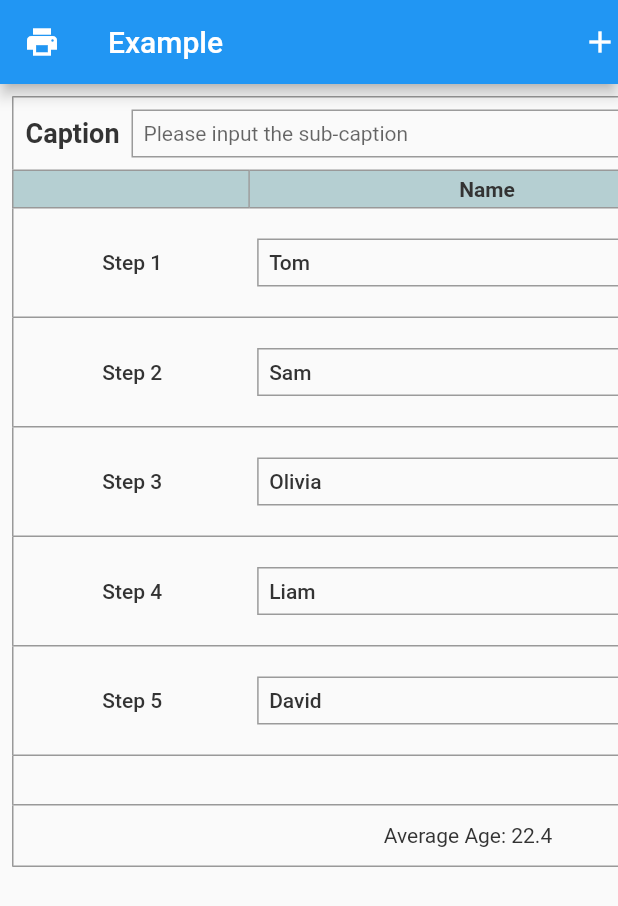
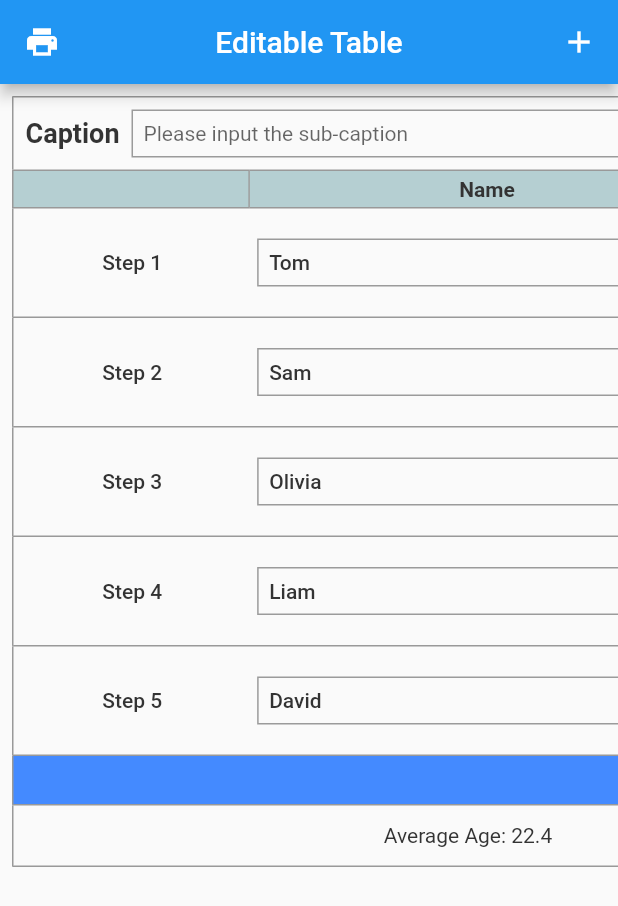
Before and after one commit to lianfanghua/flutter_editable_table, a Flutter app: the screen it shows after launch, on a phone screen of 412 x 824 dp. Shown: the top 906 px of the screen. Run offline on Flutter 3.47's test engine with Material 2 defaults, Android fonts, the phone set to English and light mode, and no system bars; our stand-ins replace flutter_datetime_picker.

Commit message:
feat: add customize icon feature

```diff
--- a/example/lib/main.dart
+++ b/example/lib/main.dart
@@ -21,7 +21,7 @@ class MyApp extends StatelessWidget {
       theme: ThemeData(
         primarySwatch: Colors.blue,
       ),
-      home: MyHomePage(title: 'Example'),
+      home: MyHomePage(title: 'Editable Table'),
     );
   }
 }
@@ -196,11 +196,11 @@ class _MyHomePageState extends State<MyHomePage> {
       }
     ],
     "rows": [
-      {"id": 0, "name": "Tom", "age": 18, "desc": "I'm Tom, Tom, Tom", "salary": 1000.5, "married": false, "d_o_m": null, "l_s_t": "2021-10-02 14:30:50"},
-      {"id": 1, "name": "Sam", "age": 20, "desc": null, "salary": 1234.5, "married": false, "d_o_m": null, "l_s_t": "2021-06-23 11:28:00"},
-      {"id": 2, "name": "Olivia", "age": 25, "desc": null, "salary": 2500.0, "married": true, "d_o_m": "2020-10-01", "l_s_t": "2021-01-08 20:20:00"},
-      {"id": 3, "name": "Liam", "age": 23, "desc": null, "salary": 3000.0, "married": true, "d_o_m": "2018-08-01", "l_s_t": "2021-11-11 18:10:20"},
-      {"id": 4, "name": "David", "age": 26, "desc": null, "salary": 2300.0, "married": true, "d_o_m": "2019-03-05", "l_s_t": "2021-12-08 21:30:50"},
+      {"id": 0, "name": "Tom", "age": 18, "desc": "I'm Tom, Tom, Tom", "salary": 1000.5, "married": false, "d_o_m": null, "l_s_t": "2021-10-02 14:30"},
+      {"id": 1, "name": "Sam", "age": 20, "desc": null, "salary": 1234.5, "married": false, "d_o_m": null, "l_s_t": "2021-06-23 11:28"},
+      {"id": 2, "name": "Olivia", "age": 25, "desc": null, "salary": 2500.0, "married": true, "d_o_m": "2020-10-01", "l_s_t": "2021-01-08 20:20"},
+      {"id": 3, "name": "Liam", "age": 23, "desc": null, "salary": 3000.0, "married": true, "d_o_m": "2018-08-01", "l_s_t": "2021-11-11 18:10"},
+      {"id": 4, "name": "David", "age": 26, "desc": null, "salary": 2300.0, "married": true, "d_o_m": "2019-03-05", "l_s_t": "2021-12-08 21:30"},
     ],
     "footer": {
       "layout_direction": "row",
@@ -241,6 +241,7 @@ class _MyHomePageState extends State<MyHomePage> {
           },
         ),
         title: Text(widget.title),
+        centerTitle: true,
         actions: [
           GestureDetector(
             behavior: HitTestBehavior.opaque,
@@ -249,7 +250,8 @@ class _MyHomePageState extends State<MyHomePage> {
               _editableTableKey.currentState?.addRow();
             },
             child: Icon(Icons.add),
-          )
+          ),
+          SizedBox(width: 14.0),
         ],
       ),
       body: SingleChildScrollView(
@@ -265,6 +267,17 @@ class _MyHomePageState extends State<MyHomePage> {
           headerBorder: Border.all(color: Color(0xFF999999)),
           rowBorder: Border.all(color: Color(0xFF999999)),
           footerBorder: Border.all(color: Color(0xFF999999)),
+          removeRowIcon: Icon(
+            Icons.remove_circle_outline,
+            size: 24.0,
+            color: Colors.redAccent,
+          ),
+          addRowIcon: Icon(
+            Icons.add_circle_outline,
+            size: 24.0,
+            color: Colors.white,
+          ),
+          addRowIconContainerBackgroundColor: Colors.blueAccent,
           onRowRemoved: (row) {
             print('row removed: ${row.toString()}');
           },
--- a/lib/flutter_editable_table.dart
+++ b/lib/flutter_editable_table.dart
@@ -34,6 +34,14 @@ class EditableTable extends StatefulWidget {
     this.cellInputDecorationContentPadding,
     this.cellInputDecorationBorder,
     this.cellInputDecorationFocusBorder,
+    this.removeRowIcon,
+    this.removeRowIconPadding,
+    this.removeRowIconAlignment,
+    this.removeRowIconContainerBackgroundColor,
+    this.addRowIcon,
+    this.addRowIconPadding,
+    this.addRowIconAlignment,
+    this.addRowIconContainerBackgroundColor,
     this.footerBorder,
     this.footerPadding,
     this.footerTextStyle,
@@ -70,6 +78,16 @@ class EditableTable extends StatefulWidget {
   final EdgeInsetsGeometry? cellInputDecorationContentPadding;
   final InputBorder? cellInputDecorationBorder;
   final InputBorder? cellInputDecorationFocusBorder;
+  final Widget? removeRowIcon;
+  final EdgeInsetsGeometry? removeRowIconPadding;
+  final Alignment? removeRowIconAlignment;
+  final Color? removeRowIconContainerBackgroundColor;
+
+  /// Operation Row Config
+  final Widget? addRowIcon;
+  final EdgeInsetsGeometry? addRowIconPadding;
+  final Alignment? addRowIconAlignment;
+  final Color? addRowIconContainerBackgroundColor;
 
   /// Footer Config
   final Border? footerBorder;
@@ -80,7 +98,7 @@ class EditableTable extends StatefulWidget {
   final InputBorder? footerInputDecorationBorder;
   final InputBorder? footerInputDecorationFocusBorder;
 
-  /// Method
+  /// Callback
   final ValueChanged<RowEntity>? onRowRemoved;
   final VoidCallback? onRowAdded;
 
@@ -148,6 +166,10 @@ class EditableTableState extends State<EditableTable> {
                 cellInputDecorationContentPadding: widget.cellInputDecorationContentPadding,
                 cellInputDecorationBorder: widget.cellInputDecorationBorder,
                 cellInputDecorationFocusBorder: widget.cellInputDecorationFocusBorder,
+                removeRowIcon: widget.removeRowIcon,
+                removeRowIconPadding: widget.removeRowIconPadding,
+                removeRowIconAlignment: widget.removeRowIconAlignment,
+                removeRowIconContainerBackgroundColor: widget.removeRowIconContainerBackgroundColor,
                 onRowRemoved: (RowEntity row) {
                   setState(() {
                     _tableEntity.rows.remove(row);
@@ -160,6 +182,10 @@ class EditableTableState extends State<EditableTable> {
               EditableTableOperationRow(
                 rowWidth: _tableWidth - (_tableEntity.removable ? 32.0 : 0.0),
                 rowBorder: widget.rowBorder,
+                addRowIcon: widget.addRowIcon,
+                addRowIconPadding: widget.addRowIconPadding,
+                addRowIconAlignment: widget.addRowIconAlignment,
+                addRowIconContainerBackgroundColor: widget.addRowIconContainerBackgroundColor,
                 onRowAdded: () {
                   addRow();
                 },
--- a/lib/widget/body.dart
+++ b/lib/widget/body.dart
@@ -16,6 +16,10 @@ class EditableTableBody extends StatefulWidget {
     this.cellInputDecorationContentPadding,
     this.cellInputDecorationBorder,
     this.cellInputDecorationFocusBorder,
+    this.removeRowIcon,
+    this.removeRowIconPadding,
+    this.removeRowIconAlignment,
+    this.removeRowIconContainerBackgroundColor,
     this.onRowRemoved,
   }) : super(key: key);
 
@@ -29,6 +33,10 @@ class EditableTableBody extends StatefulWidget {
   final EdgeInsetsGeometry? cellInputDecorationContentPadding;
   final InputBorder? cellInputDecorationBorder;
   final InputBorder? cellInputDecorationFocusBorder;
+  final Widget? removeRowIcon;
+  final EdgeInsetsGeometry? removeRowIconPadding;
+  final Alignment? removeRowIconAlignment;
+  final Color? removeRowIconContainerBackgroundColor;
 
   final ValueChanged<RowEntity>? onRowRemoved;
 
@@ -54,6 +62,10 @@ class _EditableTableBodyState extends State<EditableTableBody> {
               cellInputDecorationBorder: widget.cellInputDecorationBorder,
               cellInputDecorationFocusBorder: widget.cellInputDecorationFocusBorder,
               cellTextStyle: widget.cellTextStyle,
+              removeRowIcon: widget.removeRowIcon,
+              removeRowIconPadding: widget.removeRowIconPadding,
+              removeRowIconAlignment: widget.removeRowIconAlignment,
+              removeRowIconContainerBackgroundColor: widget.removeRowIconContainerBackgroundColor,
               onRowRemoved: widget.onRowRemoved,
             ),
           )
--- a/lib/widget/data_cell.dart
+++ b/lib/widget/data_cell.dart
@@ -177,7 +177,7 @@ class _EditableTableDataCellState extends State<EditableTableDataCell> {
           context,
           showTitleActions: true,
           onConfirm: (date) {
-            final dateString = DateFormat('yyyy-MM-dd HH:mm:ss').format(date);
+            final dateString = DateFormat('yyyy-MM-dd HH:mm').format(date);
             widget.cellEntity.value = dateString;
             _textEditingController.text = dateString;
           },
--- a/lib/widget/data_row.dart
+++ b/lib/widget/data_row.dart
@@ -17,6 +17,10 @@ class EditableTableRow extends StatefulWidget {
     this.cellInputDecorationBorder,
     this.cellInputDecorationFocusBorder,
     this.cellTextStyle,
+    this.removeRowIcon,
+    this.removeRowIconPadding,
+    this.removeRowIconAlignment,
+    this.removeRowIconContainerBackgroundColor,
     this.onRowRemoved,
   }) : super(key: key);
 
@@ -30,6 +34,10 @@ class EditableTableRow extends StatefulWidget {
   final InputBorder? cellInputDecorationBorder;
   final InputBorder? cellInputDecorationFocusBorder;
   final TextStyle? cellTextStyle;
+  final Widget? removeRowIcon;
+  final EdgeInsetsGeometry? removeRowIconPadding;
+  final Alignment? removeRowIconAlignment;
+  final Color? removeRowIconContainerBackgroundColor;
 
   final ValueChanged<RowEntity>? onRowRemoved;
 
@@ -56,10 +64,13 @@ class _EditableTableRowState extends State<EditableTableRow> {
               children: [
                 _buildRow(),
                 EditableTableOperationCell(
+                  removeRowIcon: widget.removeRowIcon,
+                  removeRowIconPadding: widget.removeRowIconPadding,
+                  removeRowIconAlignment: widget.removeRowIconAlignment,
+                  removeRowIconContainerBackgroundColor: widget.removeRowIconContainerBackgroundColor,
                   onRowRemoved: () {
                     if (widget.onRowRemoved != null) widget.onRowRemoved!(widget.rowEntity);
                   },
-                  cellContentPadding: widget.cellContentPadding,
                 ),
               ],
             ),
--- a/lib/widget/operation_cell.dart
+++ b/lib/widget/operation_cell.dart
@@ -1,38 +1,41 @@
 import 'package:flutter/material.dart';
 
-class EditableTableOperationCell extends StatefulWidget {
+class EditableTableOperationCell extends StatelessWidget {
   const EditableTableOperationCell({
     Key? key,
-    this.cellContentPadding,
+    this.removeRowIcon,
+    this.removeRowIconPadding,
+    this.removeRowIconAlignment,
+    this.removeRowIconContainerBackgroundColor,
     this.onRowRemoved,
   }) : super(key: key);
 
-  final EdgeInsetsGeometry? cellContentPadding;
+  final Widget? removeRowIcon;
+  final EdgeInsetsGeometry? removeRowIconPadding;
+  final Alignment? removeRowIconAlignment;
+  final Color? removeRowIconContainerBackgroundColor;
 
   final VoidCallback? onRowRemoved;
 
-  @override
-  _EditableTableOperationCellState createState() => _EditableTableOperationCellState();
-}
-
-class _EditableTableOperationCellState extends State<EditableTableOperationCell> {
   @override
   Widget build(BuildContext context) {
     return GestureDetector(
       behavior: HitTestBehavior.opaque,
       onTap: () {
         WidgetsBinding.instance?.focusManager.primaryFocus?.unfocus();
-        if (widget.onRowRemoved != null) widget.onRowRemoved!();
+        if (onRowRemoved != null) onRowRemoved!();
       },
       child: Container(
         width: 32.0,
-        padding: widget.cellContentPadding ?? EdgeInsets.all(4.0),
-        alignment: Alignment.center,
-        child: Icon(
-          Icons.remove_circle,
-          color: Theme.of(context).errorColor,
-          size: 24.0,
-        ),
+        padding: removeRowIconPadding ?? EdgeInsets.all(4.0),
+        alignment: removeRowIconAlignment ?? Alignment.center,
+        color: removeRowIconContainerBackgroundColor,
+        child: removeRowIcon ??
+            Icon(
+              Icons.remove_circle,
+              color: Theme.of(context).errorColor,
+              size: 24.0,
+            ),
       ),
     );
   }
--- a/lib/widget/operation_row.dart
+++ b/lib/widget/operation_row.dart
@@ -5,11 +5,19 @@ class EditableTableOperationRow extends StatelessWidget {
     Key? key,
     required this.rowWidth,
     this.rowBorder,
+    this.addRowIcon,
+    this.addRowIconPadding,
+    this.addRowIconAlignment,
+    this.addRowIconContainerBackgroundColor,
     this.onRowAdded,
   }) : super(key: key);
 
   final double rowWidth;
   final Border? rowBorder;
+  final Widget? addRowIcon;
+  final EdgeInsetsGeometry? addRowIconPadding;
+  final Alignment? addRowIconAlignment;
+  final Color? addRowIconContainerBackgroundColor;
 
   final VoidCallback? onRowAdded;
 
@@ -20,9 +28,10 @@ class EditableTableOperationRow extends StatelessWidget {
       onTap: onRowAdded,
       child: Container(
         width: rowWidth,
-        padding: EdgeInsets.symmetric(vertical: 4.0),
-        alignment: Alignment.center,
+        padding: addRowIconPadding ?? EdgeInsets.symmetric(vertical: 4.0),
+        alignment: addRowIconAlignment ?? Alignment.center,
         decoration: BoxDecoration(
+          color: addRowIconContainerBackgroundColor,
           border: rowBorder != null
               ? Border(
                   left: rowBorder!.left,
@@ -31,10 +40,11 @@ class EditableTableOperationRow extends StatelessWidget {
                 )
               : null,
         ),
-        child: Icon(
-          Icons.add,
-          size: 24.0,
-        ),
+        child: addRowIcon ??
+            Icon(
+              Icons.add,
+              size: 24.0,
+            ),
       ),
     );
   }
```
